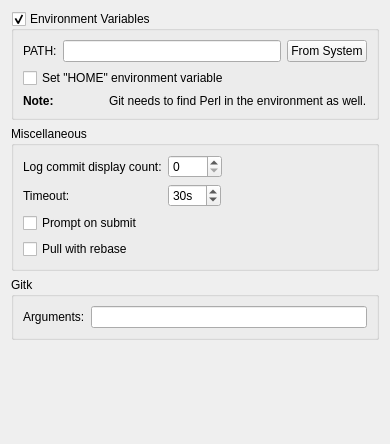
The window that src/plugins/git/settingspage.ui (qt-creator/qt-creator) describes before a commit, drawn with Qt 5.
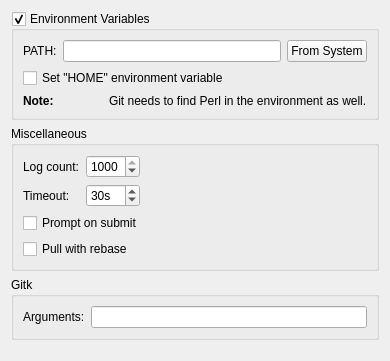
The same window after the commit.

```diff
--- a/src/plugins/git/settingspage.ui
+++ b/src/plugins/git/settingspage.ui
@@ -7,7 +7,7 @@
     <x>0</x>
     <y>0</y>
     <width>390</width>
-    <height>444</height>
+    <height>361</height>
    </rect>
   </property>
   <layout class="QVBoxLayout" name="verticalLayout">
@@ -77,14 +77,11 @@
      <property name="title">
       <string>Miscellaneous</string>
      </property>
-     <layout class="QFormLayout" name="formLayout">
-      <property name="fieldGrowthPolicy">
-       <enum>QFormLayout::ExpandingFieldsGrow</enum>
-      </property>
+     <layout class="QGridLayout" name="gridLayout">
       <item row="0" column="0">
        <widget class="QLabel" name="logCountLabel">
         <property name="text">
-         <string>Log commit display count:</string>
+         <string>Log count:</string>
         </property>
        </widget>
       </item>
@@ -96,8 +93,24 @@
         <property name="maximum">
          <number>1000</number>
         </property>
+        <property name="value">
+         <number>1000</number>
+        </property>
        </widget>
       </item>
+      <item row="0" column="2">
+       <spacer name="horizontalSpacer">
+        <property name="orientation">
+         <enum>Qt::Horizontal</enum>
+        </property>
+        <property name="sizeHint" stdset="0">
+         <size>
+          <width>211</width>
+          <height>20</height>
+         </size>
+        </property>
+       </spacer>
+      </item>
       <item row="1" column="0">
        <widget class="QLabel" name="timeoutLabel">
         <property name="text">
@@ -121,14 +134,14 @@
         </property>
        </widget>
       </item>
-      <item row="2" column="0" colspan="2">
+      <item row="2" column="0" colspan="3">
        <widget class="QCheckBox" name="promptToSubmitCheckBox">
         <property name="text">
          <string>Prompt on submit</string>
         </property>
        </widget>
       </item>
-      <item row="3" column="0" colspan="2">
+      <item row="3" column="0" colspan="3">
        <widget class="QCheckBox" name="pullRebaseCheckBox">
         <property name="text">
          <string>Pull with rebase</string>
```
